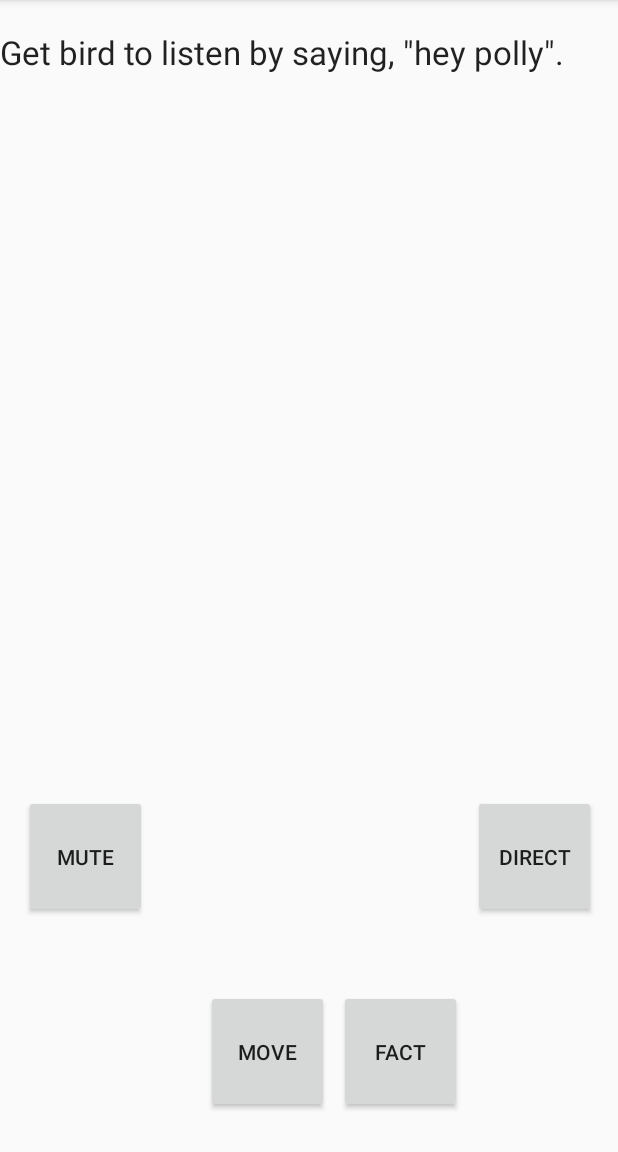
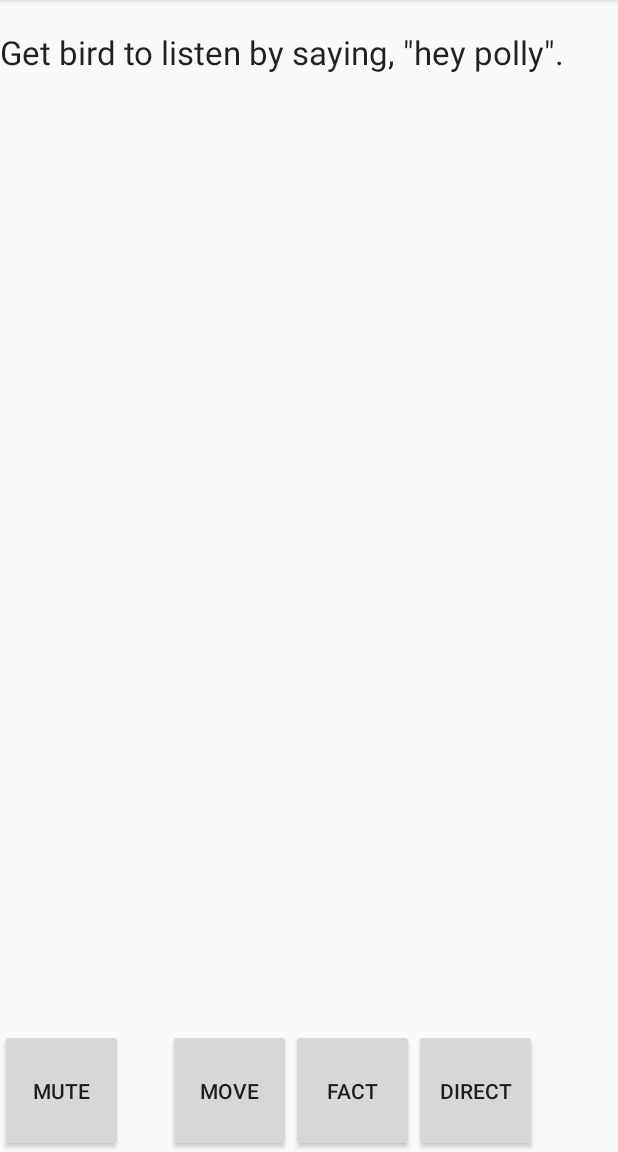
Before and after one commit to krispybird/ShoulderParrot, an Android app: the screen it shows after launch (MainActivity), after a tap on "START", on a phone screen of 412 x 824 dp, the part 84-1236 px from its top. Run offline under Robolectric (Android 15) with nearby library versions, the light colour scheme and no system bars; libraries missing offline, so code that uses them is left out: com.mapbox.directions, com.mapbox.geocoder, edu.cmu.pocketsphinx; 9 statements that could not run were skipped.

Commit message:
Defaults for no internet created. Buttons re-aligned.

```diff
--- a/RoboParrot/app/src/main/AndroidManifest.xml
+++ b/RoboParrot/app/src/main/AndroidManifest.xml
@@ -7,6 +7,7 @@
     <uses-permission android:name="android.permission.BLUETOOTH_ADMIN" />
     <uses-permission android:name="android.permission.WRITE_EXTERNAL_STORAGE" />
     <uses-permission android:name="android.permission.RECORD_AUDIO" />
+    <uses-permission android:name="android.permission.ACCESS_NETWORK_STATE" />
 
     <uses-feature android:name="android.hardware.location.gps" />
     <uses-feature android:name="android.hardware.location.network" />
--- a/RoboParrot/app/src/main/java/com/example/peachcobbler/roboparrot/MainActivity.java
+++ b/RoboParrot/app/src/main/java/com/example/peachcobbler/roboparrot/MainActivity.java
@@ -54,6 +54,7 @@ public class MainActivity extends AppCompatActivity implements LocationEntryFrag
                     put(Manifest.permission.BLUETOOTH_ADMIN, 106);
                     put(Manifest.permission.WRITE_EXTERNAL_STORAGE, 107);
                     put(Manifest.permission.RECORD_AUDIO, 108);
+                    put(Manifest.permission.ACCESS_NETWORK_STATE, 109);
                 }
             });
 
--- a/RoboParrot/app/src/main/java/com/example/peachcobbler/roboparrot/communication/Communicator.java
+++ b/RoboParrot/app/src/main/java/com/example/peachcobbler/roboparrot/communication/Communicator.java
@@ -1,5 +1,8 @@
 package com.example.peachcobbler.roboparrot.communication;
 
+import android.content.Context;
+import android.net.ConnectivityManager;
+import android.net.NetworkInfo;
 import android.os.Handler;
 import android.os.HandlerThread;
 import android.os.Message;
@@ -42,7 +45,7 @@ public class Communicator extends HandlerThread {
             connection.close();
             e.printStackTrace();
         }
-        poif = new POIFinder("POIFinder");
+        poif = new POIFinder(main, "POIFinder");
         poif.start();
     }
 
@@ -70,4 +73,11 @@ public class Communicator extends HandlerThread {
         if (connection != null)
             connection.resume();
     }
+
+    public static boolean internetConnected(AppCompatActivity main) {
+        ConnectivityManager connectivityManager
+                = (ConnectivityManager) main.getSystemService(Context.CONNECTIVITY_SERVICE);
+        NetworkInfo activeNetworkInfo = connectivityManager.getActiveNetworkInfo();
+        return activeNetworkInfo != null && activeNetworkInfo.isConnected();
+    }
 }
--- a/RoboParrot/app/src/main/java/com/example/peachcobbler/roboparrot/location/direction/DirectionManager.java
+++ b/RoboParrot/app/src/main/java/com/example/peachcobbler/roboparrot/location/direction/DirectionManager.java
@@ -5,9 +5,12 @@ import android.os.Handler;
 import android.os.HandlerThread;
 import android.os.Message;
 import android.speech.tts.TextToSpeech;
+import android.support.v7.app.AppCompatActivity;
 import android.util.Log;
 
+import com.example.peachcobbler.roboparrot.communication.Communicator;
 import com.example.peachcobbler.roboparrot.location.ParrotLocationManager;
+import com.example.peachcobbler.roboparrot.parsing.PhraseBook;
 import com.mapbox.directions.DirectionsCriteria;
 import com.mapbox.directions.MapboxDirections;
 import com.mapbox.directions.service.models.DirectionsResponse;
@@ -29,12 +32,14 @@ public class DirectionManager extends HandlerThread {
 
     private Handler handler;
     private DirectionListener listener;
+    private AppCompatActivity main;
 
     private String[] currList = new String[0];
     private int currInd = 0;
 
-    public DirectionManager(String name) {
+    public DirectionManager(AppCompatActivity m, String name) {
         super(name);
+        main = m;
     }
 
     public void startNavigation(String destination) throws Exception {
@@ -51,12 +56,17 @@ public class DirectionManager extends HandlerThread {
             public void handleMessage(Message msg) {
                 switch (msg.what) {
                     case NEW:
+                        if (Communicator.internetConnected(main)) {
                             String destination = (String) msg.obj;
                             currList = directionList(destination);
                             currInd = 0;
                             Message newMsg = new Message();
                             newMsg.what = UPDATE;
                             handler.sendMessage(newMsg);
+                        }
+                        else {
+                            PhraseBook.respond(PhraseBook.NO_INTERNET, "");
+                        }
                         break;
                     case UPDATE:
                         if (currInd < currList.length) {
--- a/RoboParrot/app/src/main/java/com/example/peachcobbler/roboparrot/location/environment/POIFinder.java
+++ b/RoboParrot/app/src/main/java/com/example/peachcobbler/roboparrot/location/environment/POIFinder.java
@@ -1,12 +1,22 @@
 package com.example.peachcobbler.roboparrot.location.environment;
+import android.content.Context;
 import android.location.Location;
+import android.net.ConnectivityManager;
+import android.net.NetworkInfo;
 import android.os.Handler;
 import android.os.HandlerThread;
 import android.os.Message;
 import android.speech.tts.TextToSpeech;
+import android.support.v7.app.AppCompatActivity;
 import android.util.Log;
 
+import com.example.peachcobbler.roboparrot.communication.Communicator;
 import com.example.peachcobbler.roboparrot.parsing.PhraseBook;
+
+import java.util.ArrayList;
+import java.util.Collections;
+import java.util.List;
+import java.util.Random;
 
 public class POIFinder extends HandlerThread {
     private final String USERNAME = "RobotParrotBot";
@@ -20,12 +30,56 @@ public class POIFinder extends HandlerThread {
     private final int LIMIT = 10;
     private final int MAX_SENTENCES = 2;
 
+    private static List<String> DEFAULT_FACTS = Collections.unmodifiableList(new ArrayList<String>() {
+        {
+            add("The Berlin Kulturbrauerei (literally \"Culture Brewery\") is a 25,000 square metres " +
+                    "(270,000 sq ft) building complex in Berlin, Germany. Originally built and operated " +
+                    "as a brewery, its courtyards and unique architecture have been protected as a " +
+                    "monument since 1974 and it is one of the few well-preserved examples of industrial " +
+                    "architecture in Berlin dating from the end of the 19th century.");
+            add("The Museum in the Kulturbrauerei is museum of contemporary German history. The permanent " +
+                    "exhibition focuses on everyday life in the German Democratic Republic. It is located " +
+                    "in the Kulturbrauerei building complex in Prenzlauer Berg district (Borough of Pankow) " +
+                    "in Berlin, Germany.");
+            add("Friedrich-Ludwig-Jahn-Sportpark is a sports stadium in the Prenzlauer Berg district of " +
+                    "Berlin. It is bordered on the south by Eberswalder Straße, on the north by the Max " +
+                    "Schmeling Halle, on the west by Mauerpark, where part of the Berlin Wall once stood. " +
+                    "The complex includes a football and athletics stadium as well as several smaller sports fields.");
+            add("Prenzlauer Berg is a locality of Berlin, forming the southerly and most urban " +
+                    "part of the district of Pankow. From its founding in 1920 until 2001, Prenzlauer " +
+                    "Berg was a district of Berlin in its own right. However, that year it was " +
+                    "incorporated (along with the borough of Weißensee) into the greater district of Pankow.");
+            add("Mauerpark is a public linear park in Berlin's Prenzlauer Berg district. The name translates " +
+                    "to \"Wall Park\", referring to its status as a former part of the Berlin Wall. The park is " +
+                    "located at the border of Prenzlauer Berg and Gesundbrunnen district of former West Berlin.");
+            add("Open every Sunday since 2004, Flohmarkt am Mauerpark (German for Mauerpark Flea Market) " +
+                    "is popular with both locals and tourists alike. While a newcomer to the Berlin flea " +
+                    "market scene, it is becoming a quick favorite. The loose grid stalls populate the " +
+                    "western side of the park and offer a collection of new and vintage fashions, vinyl " +
+                    "records, CDs, GDR memorabilia and antiques, bicycles and other nicknacks.");
+            add("The Wasserturm Prenzlauer Berg is Berlin's oldest water tower, completed in 1877 and " +
+                    "in use until 1952. The structure was designed by Henry Gill and built by the " +
+                    "English Waterworks Company. It is situated between Knaackstraße and Belforter " +
+                    "Straße in Kollwitzkiez, in the Prenzlauer Berg locality of Berlin (part of Pankow " +
+                    "district) and worked on the principle of using piped water to supply the rapidly " +
+                    "growing population of workers.");
+            add("The Zeiss Major Planetarium (German Zeiss-Großplanetarium) is a planetarium in " +
+                    "Berlin and one of the largest modern stellar theatres in Europe. It was opened " +
+                    "in 1987 on the borders of the Ernst-Thälmann-Park housing estates in the Prenzlauer " +
+                    "Berg locality of Berlin.");
+        }
+    });
+
     private Handler handler;
     private WikiRequest wiki;
     private POITimer timer;
+    private AppCompatActivity main;
+    private Random random;
 
-    public POIFinder(String name) {
+    public POIFinder(AppCompatActivity m, String name) {
         super(name);
+        main = m;
+        random = new Random(System.currentTimeMillis());
     }
 
     @Override
@@ -34,6 +88,7 @@ public class POIFinder extends HandlerThread {
             @Override
             public void handleMessage(Message msg) {
                 if (msg.obj instanceof Location) {
+                    if (Communicator.internetConnected(main)) {
                         String response = (new GeoDataMessage((Location) msg.obj, RADIUS, LIMIT))
                                 .send(wiki);
                         String[] sentences = response.split("\\.");
@@ -44,6 +99,11 @@ public class POIFinder extends HandlerThread {
                         Log.d("POI DESCRIPTION: ", response);
                         PhraseBook.respond(PhraseBook.FUN_FACT, say);
                         //PhraseBook.mTts.speak(response, TextToSpeech.QUEUE_ADD, null, String.valueOf(Math.random()));
+                    }
+                    else {
+                        int ind = random.nextInt(DEFAULT_FACTS.size());
+                        PhraseBook.respond(PhraseBook.FUN_FACT, DEFAULT_FACTS.get(ind));
+                    }
                 }
             }
         };
--- a/RoboParrot/app/src/main/java/com/example/peachcobbler/roboparrot/location/environment/WikiRequest.java
+++ b/RoboParrot/app/src/main/java/com/example/peachcobbler/roboparrot/location/environment/WikiRequest.java
@@ -19,7 +19,6 @@ class WikiRequest {
     WikiRequest() {
 
     }
-
 
     String makeRequest(Map<String, String> params) {
         String response = "";
--- a/RoboParrot/app/src/main/java/com/example/peachcobbler/roboparrot/parsing/Parser.java
+++ b/RoboParrot/app/src/main/java/com/example/peachcobbler/roboparrot/parsing/Parser.java
@@ -19,7 +19,7 @@ public class Parser {
     private PhraseBook pb;
 
     public Parser(AppCompatActivity main) {
-        director = new DirectionManager("dmthread");
+        director = new DirectionManager(main, "dmthread");
         director.start();
         director.setDirectionListener(new DirectionManager.DirectionListener() {
             @Override
--- a/RoboParrot/app/src/main/java/com/example/peachcobbler/roboparrot/parsing/PhraseBook.java
+++ b/RoboParrot/app/src/main/java/com/example/peachcobbler/roboparrot/parsing/PhraseBook.java
@@ -21,6 +21,7 @@ public class PhraseBook implements TextToSpeech.OnInitListener {
     public static final int CONVERSATION = 71;
     public static final int FUN_FACT = 77;
     public static final int NEXT = 79;
+    public static final int NO_INTERNET = 81;
 
     public static TextToSpeech mTts;
 
@@ -40,6 +41,7 @@ public class PhraseBook implements TextToSpeech.OnInitListener {
             add("What?");
             add("What do you want?");
             add("What now?");
+            add("Huh?");
         }
     });
     private static  List<String> DIRECTION_QUERY = Collections.unmodifiableList(new ArrayList<String>() {
@@ -71,6 +73,16 @@ public class PhraseBook implements TextToSpeech.OnInitListener {
             add("Here's what's hip and happenin' near you.");
             add("You might want to check this place out if you have time...");
             add("Ooo! Let's go here!");
+            add("This looks like a cool place...");
+        }
+    });
+    private static List<String> INTENETLESS = Collections.unmodifiableList(new ArrayList<String>() {
+        {
+            add("I can't do that right now. I don't have an internet connection.");
+            add("I could help you if I was connected to the internet.");
+            add("Can't do it. No internet.");
+            add("That won't work without internet. Why don't we stay here and get to know each other better?");
+            add("How about you find me some WiFi first?");
         }
     });
 
@@ -109,6 +121,10 @@ public class PhraseBook implements TextToSpeech.OnInitListener {
                 response = FACT_INTRO.get(index);
                 mTts.speak(response + query, TextToSpeech.QUEUE_FLUSH, null, String.valueOf(Math.random()));
                 break;
+            case NO_INTERNET:
+                index = random.nextInt(INTENETLESS.size());
+                response = INTENETLESS.get(index);
+                mTts.speak(response, TextToSpeech.QUEUE_FLUSH, null, String.valueOf(Math.random()));
             default:
                 break;
         }
--- a/RoboParrot/app/src/main/res/layout/activity_main.xml
+++ b/RoboParrot/app/src/main/res/layout/activity_main.xml
@@ -6,47 +6,45 @@
     android:layout_height="match_parent"
     tools:context=".MainActivity">
 
+    <RelativeLayout
+        android:id="@+id/relativeLayout"
+        android:layout_width="fill_parent"
+        android:layout_height="fill_parent"
+        android:gravity="bottom">
+
         <Button
-        android:id="@+id/button3"
+            android:id="@+id/muteButton"
             android:layout_width="82dp"
             android:layout_height="82dp"
-        android:layout_marginStart="32dp"
-        android:layout_marginTop="35dp"
-        android:layout_marginBottom="26dp"
+            android:onClick="mute"
+            android:text="Mute" />
+
+        <Button
+            android:id="@+id/moveButton"
+            android:layout_width="82dp"
+            android:layout_height="82dp"
+            android:layout_toEndOf="@id/muteButton"
+            android:layout_marginStart="30dp"
             android:onClick="move"
-        android:text="Move"
-        app:layout_constraintBottom_toBottomOf="parent"
-        app:layout_constraintEnd_toStartOf="@+id/factButton"
-        app:layout_constraintStart_toEndOf="@+id/muteButton"
-        app:layout_constraintTop_toBottomOf="@+id/startButton"
-        app:layout_constraintVertical_bias="0.0" />
+            android:text="Move" />
 
         <Button
             android:id="@+id/factButton"
             android:layout_width="82dp"
             android:layout_height="82dp"
-        android:layout_marginTop="35dp"
-        android:layout_marginBottom="26dp"
+            android:layout_toEndOf="@+id/moveButton"
             android:onClick="fact"
-        android:text="Fact"
-        app:layout_constraintBottom_toBottomOf="parent"
-        app:layout_constraintEnd_toStartOf="@+id/button5"
-        app:layout_constraintStart_toEndOf="@+id/button3"
-        app:layout_constraintTop_toBottomOf="@+id/startButton" />
+            android:text="Fact" />
 
         <Button
-        android:id="@+id/button5"
+            android:id="@+id/directButton"
             android:layout_width="82dp"
             android:layout_height="82dp"
-        android:layout_marginTop="175dp"
-        android:layout_marginEnd="8dp"
-        android:layout_marginBottom="26dp"
+            android:layout_toEndOf="@+id/factButton"
             android:onClick="direct"
-        android:text="Direct"
-        app:layout_constraintBottom_toBottomOf="parent"
-        app:layout_constraintEnd_toEndOf="parent"
-        app:layout_constraintStart_toEndOf="@+id/factButton"
-        app:layout_constraintTop_toBottomOf="@+id/linearLayout" />
+            android:text="Direct" />
+
+    </RelativeLayout>
 
     <TextView
         android:id="@+id/caption_text"
@@ -93,30 +91,16 @@
         app:layout_constraintTop_toTopOf="parent" />
 
     <Button
-        android:id="@+id/muteButton"
-        android:layout_width="82dp"
-        android:layout_height="82dp"
-        android:layout_marginStart="16dp"
-        android:layout_marginTop="175dp"
-        android:layout_marginBottom="26dp"
-        android:onClick="mute"
-        android:text="Mute"
-        app:layout_constraintBottom_toBottomOf="parent"
-        app:layout_constraintStart_toStartOf="parent"
-        app:layout_constraintTop_toBottomOf="@+id/linearLayout" />
-
-    <Button
         android:id="@+id/cancelButton"
         android:layout_width="79dp"
         android:layout_height="162dp"
         android:layout_marginStart="9dp"
-        android:layout_marginTop="4dp"
+        android:layout_marginTop="250dp"
         android:layout_marginEnd="11dp"
-        android:layout_marginBottom="50dp"
         android:onClick="cancel"
         android:text="Cancel"
         android:visibility="invisible"
-        app:layout_constraintBottom_toTopOf="@+id/muteButton"
+        app:layout_constraintBottom_toTopOf="@+id/relativeLayout"
         app:layout_constraintEnd_toStartOf="@+id/startButton"
         app:layout_constraintStart_toStartOf="parent"
         app:layout_constraintTop_toBottomOf="@+id/linearLayout" />
@@ -126,13 +110,12 @@
         android:layout_width="79dp"
         android:layout_height="162dp"
         android:layout_marginStart="15dp"
-        android:layout_marginTop="5dp"
+        android:layout_marginTop="250dp"
         android:layout_marginEnd="5dp"
-        android:layout_marginBottom="50dp"
         android:onClick="next"
         android:text="Next"
         android:visibility="invisible"
-        app:layout_constraintBottom_toTopOf="@+id/button5"
+        app:layout_constraintBottom_toTopOf="@+id/relativeLayout"
         app:layout_constraintEnd_toEndOf="parent"
         app:layout_constraintStart_toEndOf="@+id/startButton"
         app:layout_constraintTop_toBottomOf="@+id/linearLayout" />
```
Lines whose indentation alone changed are shown as unchanged.
